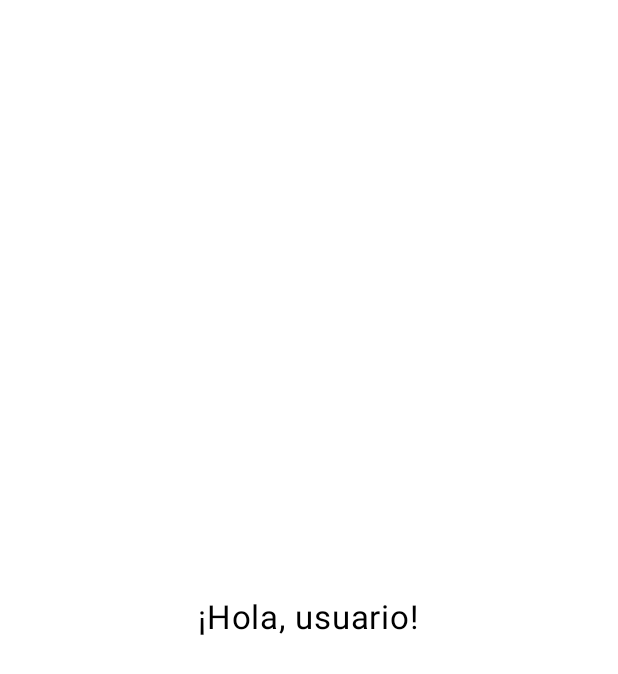
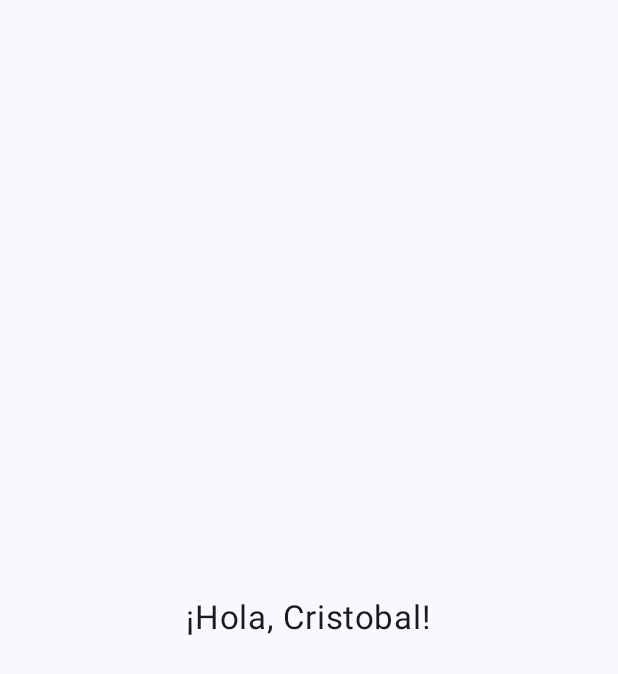
Before and after one commit to exekussGB/AplicacionesIOT, an Android app built with Jetpack Compose: the composable AppNavGraph shown on its own in the app's theme, after a tap on "Ingresar", on a phone screen of 412 x 824 dp. Shown: the top 674 px of the screen. Run offline under Robolectric (Android 15) with nearby library versions, the phone set to English and light mode, and no system bars.

Commit message:
Actualización general de archivos

```diff
--- a/app/src/main/AndroidManifest.xml
+++ b/app/src/main/AndroidManifest.xml
@@ -10,12 +10,11 @@
         android:label="@string/app_name"
         android:roundIcon="@mipmap/ic_launcher_round"
         android:supportsRtl="true"
-        android:theme="@style/Theme.AplicacionesIOT">
+        android:theme="@style/Theme.AplicacionesIOTTheme">
         <activity
             android:name=".MainActivity"
             android:exported="true"
-            android:label="@string/app_name"
-            android:theme="@style/Theme.AplicacionesIOT">
+            android:theme="@style/Theme.AplicacionesIOTTheme">
             <intent-filter>
                 <action android:name="android.intent.action.MAIN" />
 
@@ -24,4 +23,5 @@
         </activity>
     </application>
 
+
 </manifest>
--- a/app/src/main/java/com/example/aplicacionesiot/nav/navHost.kt
+++ b/app/src/main/java/com/example/aplicacionesiot/nav/navHost.kt
@@ -1,10 +1,23 @@
 package com.example.aplicacionesiot.nav
 
+import androidx.compose.foundation.background
+import androidx.compose.foundation.layout.Box
+import androidx.compose.foundation.layout.fillMaxSize
+import androidx.compose.foundation.layout.size
+import androidx.compose.material3.CircularProgressIndicator
+import androidx.compose.material3.Icon
+import androidx.compose.material3.MaterialTheme
 import androidx.compose.runtime.Composable
+import androidx.compose.runtime.LaunchedEffect
+import androidx.compose.ui.Alignment
+import androidx.compose.ui.Modifier
+import androidx.compose.ui.res.painterResource
+import androidx.compose.ui.unit.dp
 import androidx.navigation.compose.NavHost
 import androidx.navigation.compose.composable
 import androidx.navigation.compose.rememberNavController
 import androidx.navigation.NavController
+import com.airbnb.lottie.compose.LottieAnimation
 import com.example.aplicacionesiot.screens.HomeScreen
 import com.example.aplicacionesiot.screens.LoginScreen
 import com.example.aplicacionesiot.screens.RegisterScreen
@@ -12,9 +25,26 @@ import com.example.aplicacionesiot.screens.RegisterScreen
 @Composable
 fun AppNavGraph() {
     val nav = rememberNavController()
-    NavHost(navController = nav, startDestination = Route.Login.path) {
+    NavHost(navController = nav, startDestination = "splash") {
+        composable("splash") {
+            SplashScreen {
+                nav.navigate(Route.Login.path) {
+                    popUpTo("splash") { inclusive = true }
+                }
+            }
+        }
         composable(Route.Login.path) { LoginScreen(nav) }
         composable(Route.Register.path) { RegisterScreen(nav) }
         composable(Route.Home.path) { HomeScreen() }
     }
 }
+@Composable
+fun SplashScreen(onFinish: () -> Unit) {
+    // Composable minimal (logo centrado y fondo de marca)
+    LaunchedEffect(Unit) {
+        // Seguridad extra: si por alguna razón ya no mantiene el Splash nativo,
+        // forzamos un fallback de 200-400ms para transicionar suave:
+        kotlinx.coroutines.delay(250L)
+        onFinish()
+    }
+}
--- a/app/src/main/java/com/example/aplicacionesiot/screens/HomeScreen.kt
+++ b/app/src/main/java/com/example/aplicacionesiot/screens/HomeScreen.kt
@@ -6,11 +6,13 @@ import androidx.compose.material3.Text
 import androidx.compose.runtime.Composable
 import androidx.compose.ui.Alignment
 import androidx.compose.ui.Modifier
+import androidx.compose.ui.tooling.preview.Preview
 import androidx.compose.ui.unit.sp
 
+@Preview(showBackground = true)
 @Composable
 fun HomeScreen() {
     Box(Modifier.fillMaxSize(), contentAlignment = Alignment.Center) {
-        Text("¡Hola, usuario!", fontSize = 22.sp)
+        Text("¡Hola, Cristobal!", fontSize = 22.sp)
     }
 }
--- a/app/src/main/java/com/example/aplicacionesiot/screens/RegisterScreen.kt
+++ b/app/src/main/java/com/example/aplicacionesiot/screens/RegisterScreen.kt
@@ -21,6 +21,7 @@ import androidx.compose.ui.unit.sp
 import androidx.navigation.NavController
 import com.example.aplicacionesiot.nav.Route
 
+
 @Composable
 fun RegisterScreen(nav: NavController) {
     var name by remember { mutableStateOf("") }
--- a/app/src/main/res/values/themes.xml
+++ b/app/src/main/res/values/themes.xml
@@ -1,5 +1,13 @@
 <?xml version="1.0" encoding="utf-8"?>
 <resources>
+    <style name="Theme.App.Splash" parent="Theme.SplashScreen">
+        <!-- Ícono grande del splash -->
+        <item name="windowSplashScreenAnimatedIcon">@mipmap/ic_launcher</item>
+        <!-- Color de fondo del splash -->
+        <item name="windowSplashScreenBackground">@color/purple_700</item>
+        <!-- (Opcional) Duración si agregas icono animado de compat -->
+        <item name="postSplashScreenTheme">@style/Theme.AplicacionesIOTTheme</item>
+    </style>
 
-    <style name="Theme.AplicacionesIOT" parent="android:Theme.Material.Light.NoActionBar" />
+    <style name="Theme.AplicacionesIOTTheme" parent="android:Theme.Material.Light.NoActionBar" />
 </resources>
```
Also changed, not shown: app/build.gradle.kts (+7 -0 lines), app/src/main/java/com/example/aplicacionesiot/MainActivity.kt (+25 -0 lines).
